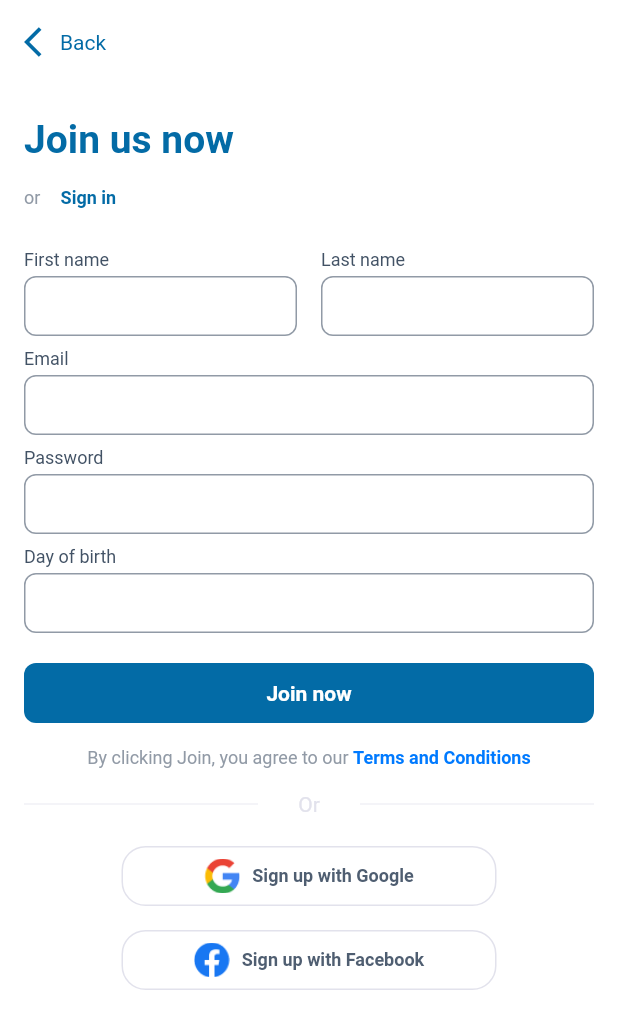
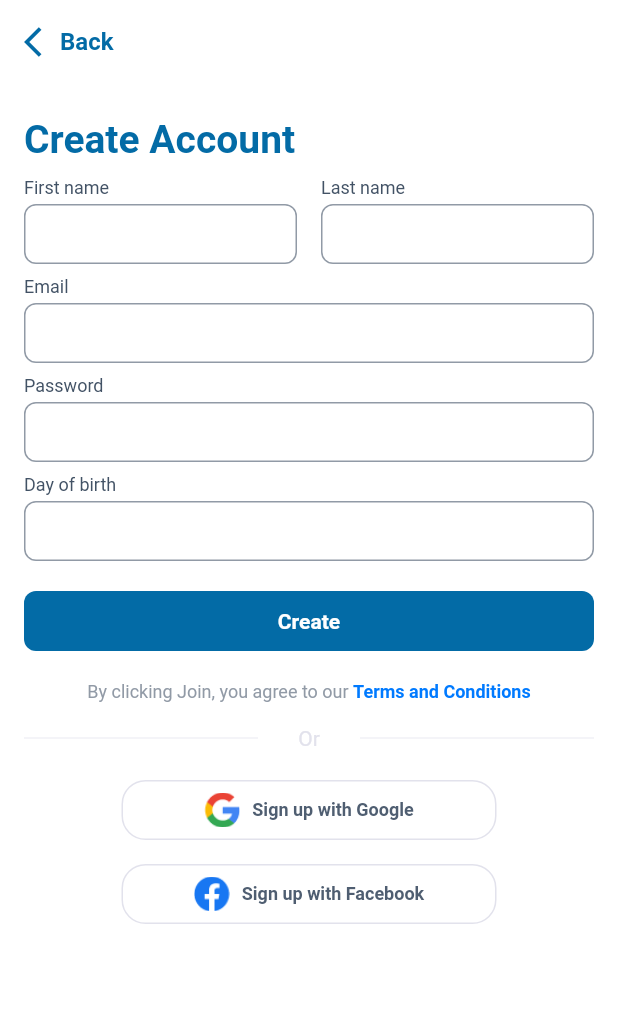
Before and after one commit to LNAKhoi/Cash-Management-Project, a Flutter app: the RegisterScreen screen opened directly, on a phone screen of 412 x 824 dp. Shown: the top 1029 px of the screen. Run offline on Flutter 3.47's test engine with Material 2 defaults, Android fonts, the phone set to English and light mode, and no system bars; our stand-ins replace cloud_firestore, firebase_auth, firebase_core, flutter_svg, fluttertoast, google_fonts and 1 more; missing offline and left inert: dart:ffi; accounts and stored records are empty.

Commit message:
Update Auth & add user information when create account & fix register error & Update UI

```diff
--- a/lib/screens/register/register_screen.dart
+++ b/lib/screens/register/register_screen.dart
@@ -1,6 +1,7 @@
 // ignore_for_file: prefer_const_constructors
 
 import 'package:cash_management_project/authentication/Auth.dart';
+import 'package:cash_management_project/screens/home/home_screen.dart';
 import 'package:cash_management_project/screens/login/login_screen.dart';
 import 'package:cash_management_project/templates/custom_color.dart';
 import 'package:cash_management_project/templates/screen_navigator.dart';
@@ -32,8 +33,10 @@ class _RegisterScreenState extends State<RegisterScreen> {
     screenWidth = MediaQuery.of(context).size.width;
     screenHeight = MediaQuery.of(context).size.height;
     return Scaffold(
+      resizeToAvoidBottomInset: true,
+      backgroundColor: Colors.white,
       appBar: AppBar(
-        backgroundColor: CustomColor.white,
+        backgroundColor: Colors.transparent,
         elevation: 0,
         leadingWidth: 100,
         leading: Padding(
@@ -50,13 +53,12 @@ class _RegisterScreenState extends State<RegisterScreen> {
                 ),
                 Text("Back",
                     style: customCupertinoTextStyle(
-                        CustomColor.navyBlue, 14.0, FontWeight.w400))
+                        CustomColor.navyBlue, 16.0, FontWeight.w600))
               ],
             ),
           ),
         ),
       ),
-      backgroundColor: CustomColor.white,
       body: Center(child: buildBody(context)),
     );
   }
@@ -91,37 +93,20 @@ class _RegisterScreenState extends State<RegisterScreen> {
     return Column(
       crossAxisAlignment: CrossAxisAlignment.start,
       children: [
-        Text("Join us now",
+        Text("Create Account",
             style: TextStyle(
                 color: CustomColor.navyBlue,
                 fontFamily: ".SF Pro Text",
                 fontSize: 26,
                 fontWeight: FontWeight.w600)),
-        Row(
-          children: [
-            Text("or",
-                style: customCupertinoTextStyle(
-                    CustomColor.neutral70, 12, FontWeight.w400)),
-            TextButton(
-              onPressed: () {
-                Navigator.pop(context);
-              },
-              child: Text(
-                "Sign in",
-                style: customCupertinoTextStyle(
-                    CustomColor.navyBlue, 12, FontWeight.w600),
-              ),
-            )
-          ],
-        ),
         SizedBox(height: 10),
         buildNameInput(),
         buildInputField(emailController, "Email", screenWidth),
         buildInputField(passwordController, "Password", screenWidth),
         buildBirthDay(context),
         SizedBox(height: 20),
-        buildJoinNowButton(),
-        SizedBox(height: 16),
+        buildRegisterButton(),
+        SizedBox(height: 20),
         buildTermsAndCondition()
       ],
     );
@@ -145,7 +130,6 @@ class _RegisterScreenState extends State<RegisterScreen> {
 
   Widget buildInputField(
       TextEditingController controller, String title, double containerWidth) {
-
     return Column(
       crossAxisAlignment: CrossAxisAlignment.start,
       children: [
@@ -268,11 +252,18 @@ class _RegisterScreenState extends State<RegisterScreen> {
     );
   }
 
-  Widget buildJoinNowButton() {
+  Widget buildRegisterButton() {
     return GestureDetector(
       onTap: () {
         Auth().createUserWithEmailAndPassword(
-            email: emailController.text, password: passwordController.text);
+            firstName: firstNameController.text.trim(),
+            lastName: lastNameController.text.trim(),
+            dob: birthdayController.text.trim(),
+            email: emailController.text,
+            password: passwordController.text);
+        if (!Auth.hasError) {
+          ScreenNavigator.navigateTo(context, HomeScreen());
+        }
       },
       child: Container(
           height: 40,
@@ -280,7 +271,7 @@ class _RegisterScreenState extends State<RegisterScreen> {
           decoration: BoxDecoration(
               color: CustomColor.navyBlue,
               borderRadius: BorderRadius.circular(8)),
-          child: Text("Join now",
+          child: Text("Create",
               style: customCupertinoTextStyle(
                   CustomColor.white, 14, FontWeight.w600))),
     );
```
Also changed, not shown: lib/authentication/Auth.dart (+57 -9 lines), lib/main.dart (+11 -13 lines), lib/screens/login/login_screen.dart (+8 -31 lines).
